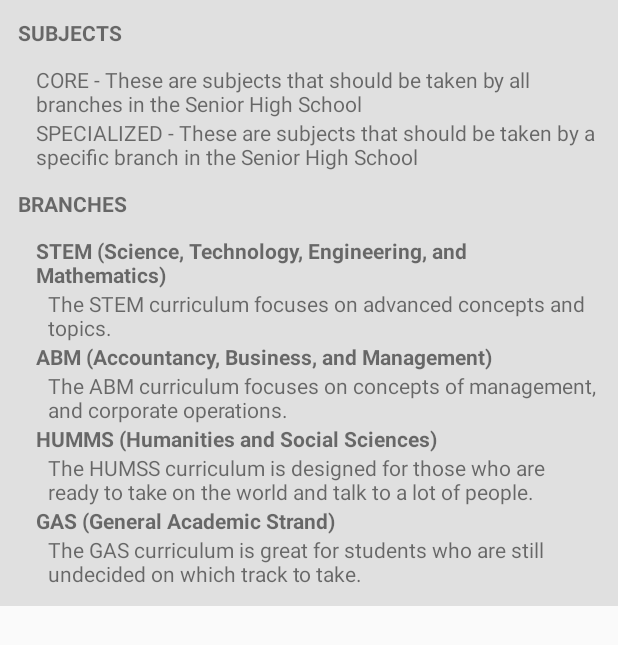
After one commit to pistachioprojects/OneCLICK, an Android app: the layout faq_dialog.xml on its own in the app's theme, with its tools: preview values and no code run, on a phone screen of 412 x 824 dp. The commit adds this screen. Shown: the top 645 px of the screen. Run offline under Robolectric (Android 15) with nearby library versions, the phone set to English and light mode, and no system bars.

Commit message:
FAQ Added
*Dialog will show upon click of the "?" in Home

```diff
--- a/app/src/main/AndroidManifest.xml
+++ b/app/src/main/AndroidManifest.xml
@@ -22,7 +22,7 @@
         <activity android:name=".StudentGrade11" />
         <activity android:name=".SignUpActivity" />
         <activity android:name=".CourseSubject" />
-        <activity android:name=".CourseOutline"></activity>
+        <activity android:name=".CourseOutline"/>
     </application>
 
 </manifest>
--- a/app/src/main/res/layout/activity_course_outline.xml
+++ b/app/src/main/res/layout/activity_course_outline.xml
@@ -4,8 +4,7 @@
     xmlns:tools="http://schemas.android.com/tools"
     android:layout_width="match_parent"
     android:layout_height="match_parent"
-    android:id="@+id/lesson_drawer_layout"
-    android:orientation="vertical"
+    android:id="@+id/student_drawer_layout"
     tools:context="com.onclick.angie.oneclick_v20.CourseOutline">
 
     <RelativeLayout
--- /dev/null
+++ b/app/src/main/res/layout/faq_dialog.xml
@@ -0,0 +1,115 @@
+<?xml version="1.0" encoding="utf-8"?>
+<LinearLayout xmlns:android="http://schemas.android.com/apk/res/android"
+    android:orientation="vertical" android:layout_width="match_parent"
+    android:layout_height="match_parent">
+
+    <LinearLayout
+        android:layout_height="wrap_content"
+        android:layout_width="wrap_content"
+        android:orientation="vertical"
+        android:background="@color/lightGray">
+
+        <TextView
+            android:id="@+id/textView1"
+            android:layout_width="match_parent"
+            android:layout_height="wrap_content"
+            android:text="SUBJECTS"
+            android:layout_margin="12dp"
+            android:textStyle="bold"/>
+
+        <TextView
+            android:id="@+id/textView2"
+            android:layout_width="match_parent"
+            android:layout_height="wrap_content"
+            android:layout_marginLeft="24dp"
+            android:layout_marginRight="12dp"
+
+            android:text="CORE - These are subjects that should be taken by all branches in the Senior High School" />
+
+        <TextView
+            android:id="@+id/textView3"
+            android:layout_width="match_parent"
+            android:layout_height="wrap_content"
+            android:layout_marginLeft="24dp"
+            android:layout_marginRight="12dp"
+            android:text="SPECIALIZED - These are subjects that should be taken by a specific branch in the Senior High School" />
+
+        <TextView
+            android:id="@+id/textView4"
+            android:layout_width="match_parent"
+            android:layout_height="wrap_content"
+            android:text="BRANCHES"
+            android:layout_margin="12dp"
+            android:textStyle="bold"/>
+
+        <TextView
+            android:id="@+id/textView5"
+            android:layout_width="match_parent"
+            android:layout_height="wrap_content"
+            android:layout_marginLeft="24dp"
+            android:layout_marginRight="12dp"
+            android:textStyle="bold"
+            android:text="STEM (Science, Technology, Engineering, and Mathematics)" />
+
+        <TextView
+            android:id="@+id/textView51"
+            android:layout_width="match_parent"
+            android:layout_height="wrap_content"
+            android:layout_marginLeft="32dp"
+            android:layout_marginRight="12dp"
+            android:text="The STEM curriculum focuses on advanced concepts and topics. " />
+
+        <TextView
+            android:id="@+id/textView6"
+            android:layout_width="match_parent"
+            android:layout_height="wrap_content"
+            android:layout_marginLeft="24dp"
+            android:layout_marginRight="12dp"
+            android:textStyle="bold"
+            android:text="ABM (Accountancy, Business, and Management)" />
+
+        <TextView
+            android:id="@+id/textView61"
+            android:layout_width="match_parent"
+            android:layout_height="wrap_content"
+            android:layout_marginLeft="32dp"
+            android:layout_marginRight="12dp"
+            android:text="The ABM curriculum focuses on concepts of management, and corporate operations." />
+
+        <TextView
+            android:id="@+id/textView7"
+            android:layout_width="match_parent"
+            android:layout_height="wrap_content"
+            android:layout_marginLeft="24dp"
+            android:layout_marginRight="12dp"
+            android:textStyle="bold"
+            android:text="HUMMS (Humanities and Social Sciences)" />
+
+        <TextView
+            android:id="@+id/textView71"
+            android:layout_width="match_parent"
+            android:layout_height="wrap_content"
+            android:layout_marginLeft="32dp"
+            android:layout_marginRight="12dp"
+            android:text="The HUMSS curriculum is designed for those who are ready to take on the world and talk to a lot of people." />
+
+        <TextView
+            android:id="@+id/textView8"
+            android:layout_width="match_parent"
+            android:layout_height="wrap_content"
+            android:layout_marginLeft="24dp"
+            android:layout_marginRight="12dp"
+            android:textStyle="bold"
+            android:text="GAS (General Academic Strand)" />
+
+        <TextView
+            android:id="@+id/textView81"
+            android:layout_width="match_parent"
+            android:layout_height="wrap_content"
+            android:layout_marginLeft="32dp"
+            android:layout_marginRight="12dp"
+            android:layout_marginBottom="12dp"
+            android:text="The GAS curriculum is great for students who are still undecided on which track to take." />
+    </LinearLayout>
+
+</LinearLayout>
```
Also changed, not shown: app/src/main/java/com/onclick/angie/oneclick_v20/CourseOutline.java (+4 -4 lines), app/src/main/java/com/onclick/angie/oneclick_v20/FirebaseClient.java (+5 -2 lines), app/src/main/java/com/onclick/angie/oneclick_v20/StudentHome.java (+9 -0 lines), app/src/main/res/drawable/round_button.xml (added, +8 -0 lines), app/src/main/res/layout/course_outline_template.xml (+4 -3 lines), app/src/main/res/layout/grade11_bar.xml (+11 -0 lines), app/src/main/res/layout/grade12_bar.xml (+11 -0 lines).
